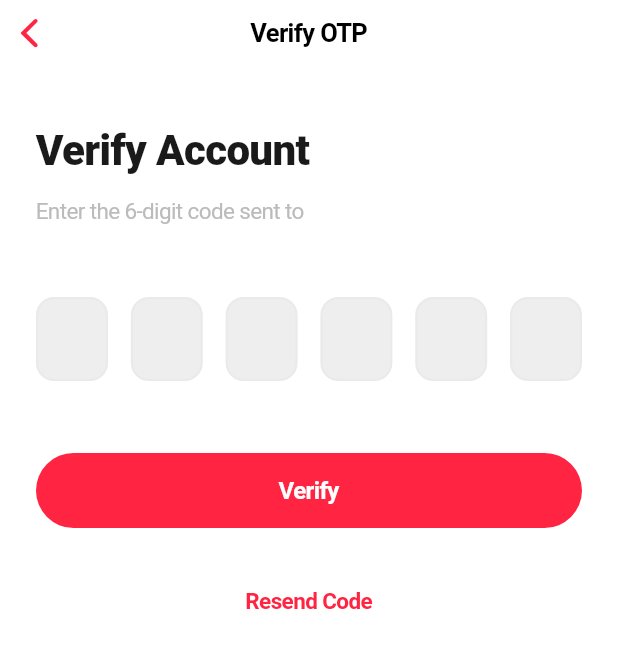
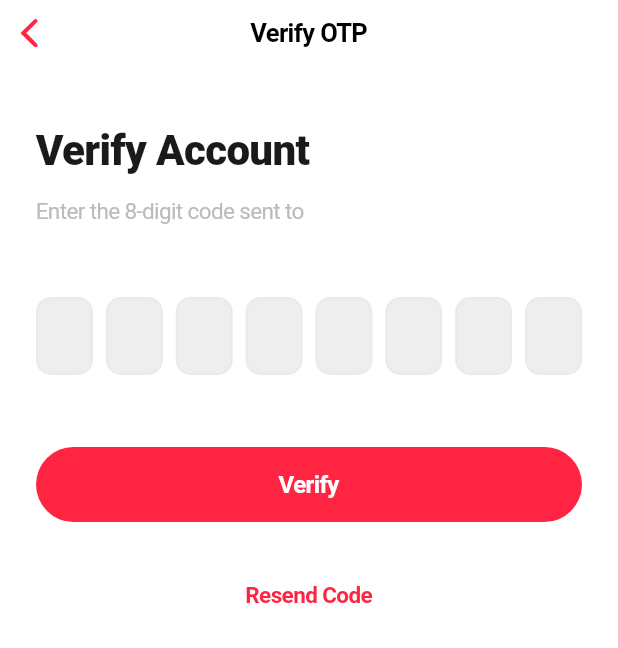
Before and after one commit to Cstan0824/Foodie, a Flutter app: the VerifyOTPScreen screen opened directly with empty values, on a phone screen of 412 x 824 dp. Shown: the top 648 px of the screen. Run offline on Flutter 3.47's test engine with Material 3 defaults, Android fonts, the phone set to English and light mode, and no system bars; our stand-ins replace app_links, appinio_swiper, flutter_dotenv, geolocator, image_picker, permission_handler and 5 more; accounts and stored records are empty; network calls fail.

Commit message:
fix:signup process use wrong email body and process

```diff
--- a/lib/data/repositories/auth_repository.dart
+++ b/lib/data/repositories/auth_repository.dart
@@ -66,7 +66,8 @@ class AuthRepository {
     if (normalized.isEmpty) return false;
 
     try {
-      // Use the RPC function we created in Supabase
+      // Use the RPC function in Supabase.
+      // This version only returns true if the email is confirmed (verified).
       final bool exists = await _supabase.rpc('check_email_exists', params: {'email_to_check': normalized});
       return exists;
     } catch (e) {
--- a/lib/features/auth/screens/verify_otp_screen.dart
+++ b/lib/features/auth/screens/verify_otp_screen.dart
@@ -20,8 +20,8 @@ class VerifyOTPScreen extends StatefulWidget {
 }
 
 class _VerifyOTPScreenState extends State<VerifyOTPScreen> {
-  final List<TextEditingController> _controllers = List.generate(6, (_) => TextEditingController());
-  final List<FocusNode> _focusNodes = List.generate(6, (_) => FocusNode());
+  final List<TextEditingController> _controllers = List.generate(8, (_) => TextEditingController());
+  final List<FocusNode> _focusNodes = List.generate(8, (_) => FocusNode());
   bool _isLoading = false;
   late final AuthRepository _authRepo = AuthRepository(Supabase.instance.client);
 
@@ -37,7 +37,7 @@ class _VerifyOTPScreenState extends State<VerifyOTPScreen> {
   }
 
   void _onChanged(String value, int index) {
-    if (value.isNotEmpty && index < 5) {
+    if (value.isNotEmpty && index < 7) {
       _focusNodes[index + 1].requestFocus();
     }
     if (_controllers.every((c) => c.text.isNotEmpty)) {
@@ -47,7 +47,7 @@ class _VerifyOTPScreenState extends State<VerifyOTPScreen> {
 
   Future<void> _verifyOTP() async {
     final token = _controllers.map((c) => c.text).join();
-    if (token.length < 6) return;
+    if (token.length < 8) return;
 
     setState(() => _isLoading = true);
 
@@ -81,7 +81,7 @@ class _VerifyOTPScreenState extends State<VerifyOTPScreen> {
           context: context,
           builder: (context) => CupertinoAlertDialog(
             title: const Text('Code Sent'),
-            content: const Text('A new 6-digit verification code has been sent to your email.'),
+            content: const Text('A new 8-digit verification code has been sent to your email.'),
             actions: [
               CupertinoDialogAction(
                 child: const Text('OK'),
@@ -136,13 +136,13 @@ class _VerifyOTPScreenState extends State<VerifyOTPScreen> {
               ),
               const SizedBox(height: 12),
               Text(
-                'Enter the 6-digit code sent to ${widget.email}',
+                'Enter the 8-digit code sent to ${widget.email}',
                 style: const TextStyle(fontSize: 15, color: AppColors.textLight, height: 1.4),
               ),
               const SizedBox(height: 48),
               Row(
                 mainAxisAlignment: MainAxisAlignment.spaceBetween,
-                children: List.generate(6, (index) => _buildOTPBox(index)),
+                children: List.generate(8, (index) => _buildOTPBox(index)),
               ),
               const SizedBox(height: 48),
               CupertinoButton(
@@ -176,11 +176,11 @@ class _VerifyOTPScreenState extends State<VerifyOTPScreen> {
 
   Widget _buildOTPBox(int index) {
     return Container(
-      width: 48,
-      height: 56,
+      width: 38,
+      height: 52,
       decoration: BoxDecoration(
         color: AppColors.surface,
-        borderRadius: BorderRadius.circular(12),
+        borderRadius: BorderRadius.circular(10),
         border: Border.all(color: _focusNodes[index].hasFocus ? AppColors.primary : AppColors.divider, width: 1.5),
       ),
       child: CupertinoTextField(
@@ -190,7 +190,7 @@ class _VerifyOTPScreenState extends State<VerifyOTPScreen> {
         keyboardType: TextInputType.number,
         maxLength: 1,
         decoration: null,
-        style: const TextStyle(fontSize: 24, fontWeight: FontWeight.bold, color: AppColors.textPrimary),
+        style: const TextStyle(fontSize: 20, fontWeight: FontWeight.bold, color: AppColors.textPrimary),
         onChanged: (v) => _onChanged(v, index),
       ),
     );
```
Also changed, not shown: lib/features/auth/screens/login_screen.dart (+6 -72 lines), lib/features/auth/screens/signup_screen.dart (+17 -2 lines).
